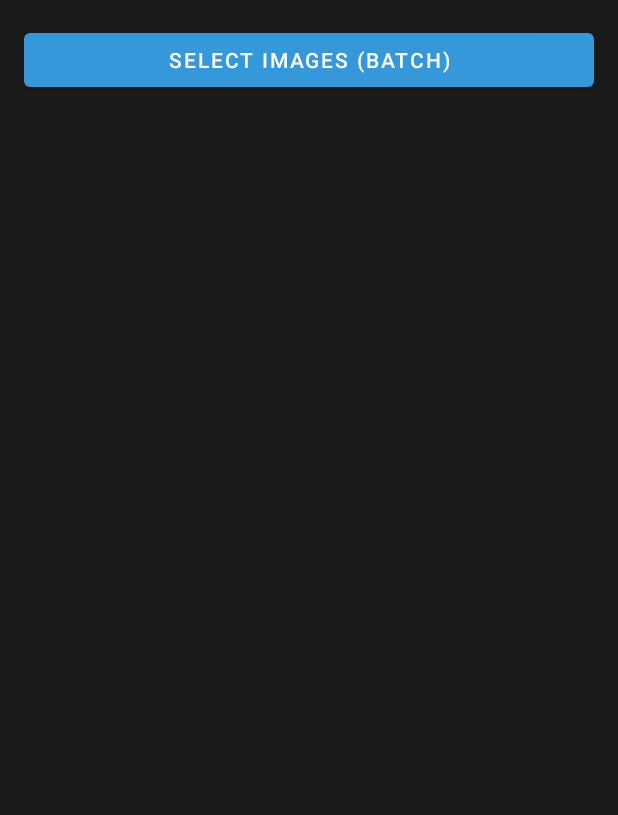
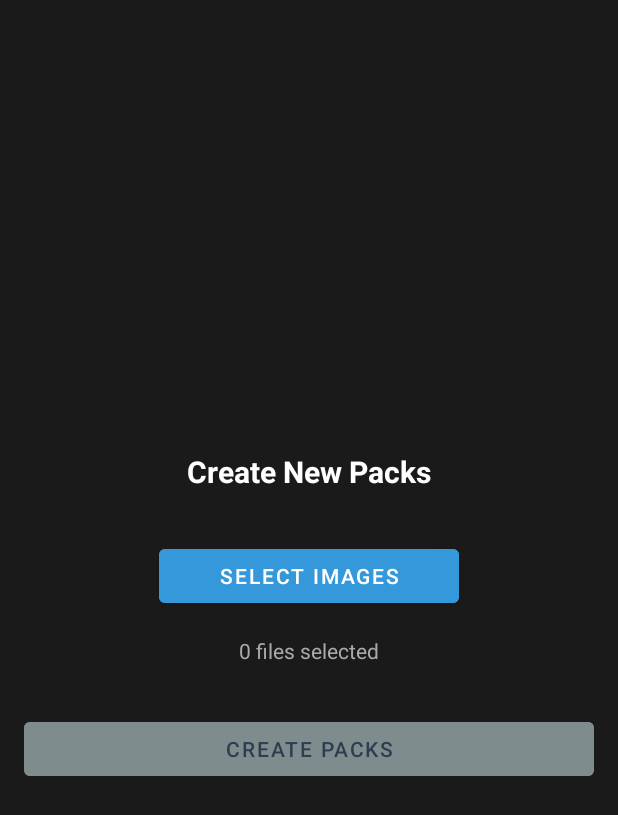
Before and after one commit to goxtopia/PaiCard-Trade-card-generator, an Android app: the layout activity_batch_draw.xml on its own in the app's theme, with its tools: preview values and no code run, on a phone screen of 412 x 824 dp. Shown: the top 815 px of the screen. Run offline under Robolectric (Android 15) with nearby library versions, the phone set to English and light mode, and no system bars.

Commit message:
fix(android): restore batch draw layout elements
- Restored `activity_batch_draw.xml` to include the correct layout elements (`uploadContainer`, `packContainer`, `gridContainer`, etc.) which were missing, causing compilation errors in `BatchDrawActivity`.
- This enables the Batch Draw "Pack Opening" UI flow.

```diff
--- a/Android/app/src/main/res/layout/activity_batch_draw.xml
+++ b/Android/app/src/main/res/layout/activity_batch_draw.xml
@@ -1,37 +1,165 @@
 <?xml version="1.0" encoding="utf-8"?>
-<LinearLayout xmlns:android="http://schemas.android.com/apk/res/android"
+<androidx.constraintlayout.widget.ConstraintLayout xmlns:android="http://schemas.android.com/apk/res/android"
+    xmlns:app="http://schemas.android.com/apk/res-auto"
     android:layout_width="match_parent"
     android:layout_height="match_parent"
-    android:orientation="vertical"
     android:background="#1a1a1a"
     android:padding="16dp">
 
+    <!-- UPLOAD VIEW -->
     <LinearLayout
+        android:id="@+id/uploadContainer"
         android:layout_width="match_parent"
         android:layout_height="wrap_content"
-        android:orientation="horizontal"
-        android:gravity="center_vertical"
-        android:layout_marginBottom="16dp">
+        android:orientation="vertical"
+        android:gravity="center"
+        app:layout_constraintTop_toTopOf="parent"
+        app:layout_constraintBottom_toBottomOf="parent"
+        android:visibility="visible">
+
+        <TextView
+            android:layout_width="wrap_content"
+            android:layout_height="wrap_content"
+            android:text="Create New Packs"
+            android:textColor="#FFFFFF"
+            android:textSize="20sp"
+            android:textStyle="bold"
+            android:layout_marginBottom="32dp"/>
 
         <Button
             android:id="@+id/btnPickImages"
-            android:layout_width="0dp"
+            android:layout_width="200dp"
             android:layout_height="wrap_content"
-            android:layout_weight="1"
-            android:text="Select Images (Batch)" />
+            android:text="Select Images"
+            android:backgroundTint="#3498db"
+            android:layout_marginBottom="16dp"/>
+
+        <TextView
+            android:id="@+id/fileCountText"
+            android:layout_width="wrap_content"
+            android:layout_height="wrap_content"
+            android:text="0 files selected"
+            android:textColor="#AAAAAA"
+            android:layout_marginBottom="32dp"/>
+
+        <Button
+            android:id="@+id/btnCreatePacks"
+            android:layout_width="match_parent"
+            android:layout_height="wrap_content"
+            android:text="CREATE PACKS"
+            android:backgroundTint="#7f8c8d"
+            android:textColor="#2c3e50"
+            android:enabled="false"/>
+
+        <TextView
+            android:id="@+id/processingText"
+            android:layout_width="wrap_content"
+            android:layout_height="wrap_content"
+            android:text="Processing..."
+            android:textColor="#f1c40f"
+            android:visibility="gone"
+            android:layout_marginTop="16dp"/>
+
     </LinearLayout>
 
-    <TextView
-        android:id="@+id/statusText"
+    <!-- PACK VIEW -->
+    <LinearLayout
+        android:id="@+id/packContainer"
         android:layout_width="match_parent"
         android:layout_height="wrap_content"
-        android:textColor="#FFFFFF"
-        android:textAlignment="center"
-        android:layout_marginBottom="8dp"/>
+        android:orientation="vertical"
+        android:gravity="center"
+        app:layout_constraintTop_toTopOf="parent"
+        app:layout_constraintBottom_toBottomOf="parent"
+        android:visibility="gone">
 
-    <androidx.recyclerview.widget.RecyclerView
-        android:id="@+id/recyclerView"
+        <TextView
+            android:layout_width="wrap_content"
+            android:layout_height="wrap_content"
+            android:text="My Packs"
+            android:textColor="#f1c40f"
+            android:textSize="24sp"
+            android:fontFamily="serif"
+            android:layout_marginBottom="32dp"/>
+
+        <FrameLayout
+            android:id="@+id/packItem"
+            android:layout_width="180dp"
+            android:layout_height="260dp"
+            android:background="@drawable/bg_card_pack"
+            android:clickable="true"
+            android:focusable="true">
+
+            <LinearLayout
+                android:layout_width="match_parent"
+                android:layout_height="match_parent"
+                android:gravity="center"
+                android:orientation="vertical">
+
+                <TextView
+                    android:layout_width="wrap_content"
+                    android:layout_height="wrap_content"
+                    android:text="CARD PACK"
+                    android:textColor="#f1c40f"
+                    android:textStyle="bold"
+                    android:textSize="18sp"
+                    android:fontFamily="serif"/>
+
+                <TextView
+                    android:layout_width="wrap_content"
+                    android:layout_height="wrap_content"
+                    android:text="Ready to Open"
+                    android:textColor="#ECF0F1"
+                    android:textSize="12sp"
+                    android:layout_marginTop="8dp"/>
+
+                <TextView
+                    android:id="@+id/packCountText"
+                    android:layout_width="wrap_content"
+                    android:layout_height="wrap_content"
+                    android:text="Contains X Cards"
+                    android:textColor="#AAAAAA"
+                    android:textSize="10sp"
+                    android:layout_marginTop="4dp"/>
+            </LinearLayout>
+        </FrameLayout>
+
+    </LinearLayout>
+
+    <!-- GRID VIEW -->
+    <androidx.constraintlayout.widget.ConstraintLayout
+        android:id="@+id/gridContainer"
         android:layout_width="match_parent"
-        android:layout_height="match_parent"/>
+        android:layout_height="match_parent"
+        android:visibility="gone">
 
-</LinearLayout>
+        <TextView
+            android:id="@+id/gridTitle"
+            android:layout_width="wrap_content"
+            android:layout_height="wrap_content"
+            android:text="Opened Pack"
+            android:textColor="#FFFFFF"
+            android:textSize="18sp"
+            app:layout_constraintTop_toTopOf="parent"
+            app:layout_constraintStart_toStartOf="parent"/>
+
+        <Button
+            android:id="@+id/btnBackToPacks"
+            android:layout_width="wrap_content"
+            android:layout_height="wrap_content"
+            android:text="Back"
+            app:layout_constraintTop_toTopOf="parent"
+            app:layout_constraintEnd_toEndOf="parent"
+            style="@style/Widget.AppCompat.Button.Small"/>
+
+        <androidx.recyclerview.widget.RecyclerView
+            android:id="@+id/recyclerView"
+            android:layout_width="match_parent"
+            android:layout_height="0dp"
+            android:layout_marginTop="8dp"
+            app:layout_constraintTop_toBottomOf="@id/gridTitle"
+            app:layout_constraintBottom_toBottomOf="parent"/>
+
+    </androidx.constraintlayout.widget.ConstraintLayout>
+
+</androidx.constraintlayout.widget.ConstraintLayout>
```
